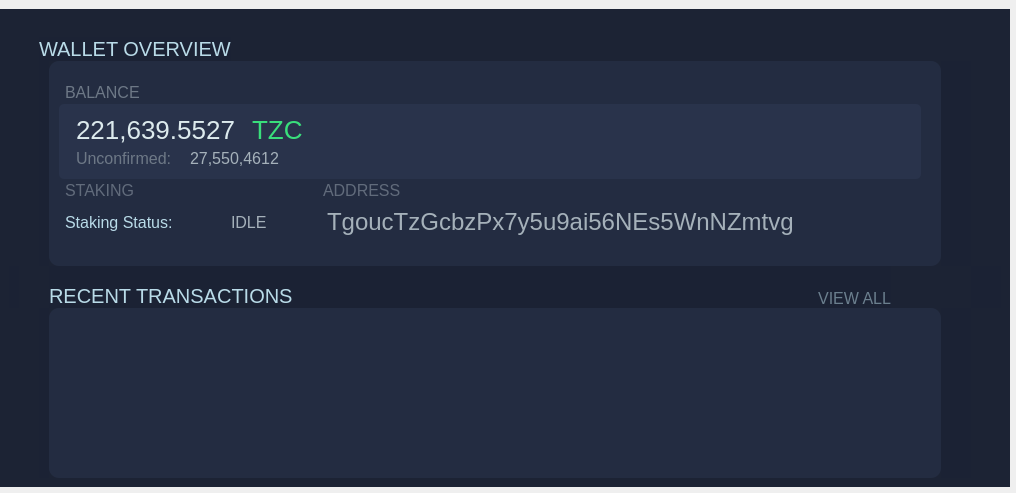
Qt form src/qt/overviewpage.ui (TrezarCoin/TrezarCoin) before a commit.
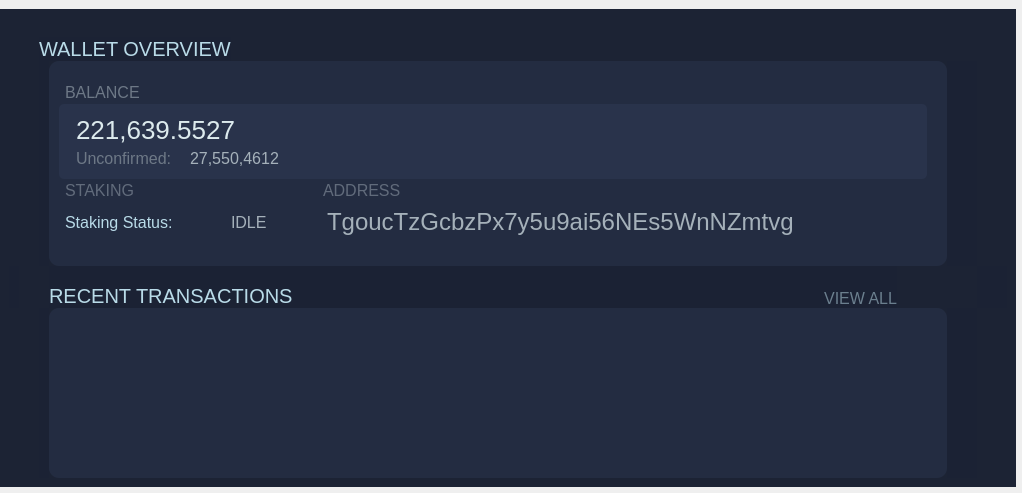
The same form after that commit. Icons and pictures are not drawn.

```diff
--- a/src/qt/overviewpage.ui
+++ b/src/qt/overviewpage.ui
@@ -9,7 +9,7 @@
    <rect>
     <x>0</x>
     <y>0</y>
-    <width>1016</width>
+    <width>1022</width>
     <height>493</height>
    </rect>
   </property>
@@ -338,20 +338,6 @@
                               </property>
                              </widget>
                             </item>
-                            <item>
-                             <widget class="QLabel" name="label_9">
-                              <property name="styleSheet">
-                               <string notr="true">font-size:26px;
-color:#39df7b;</string>
-                              </property>
-                              <property name="text">
-                               <string>TZC</string>
-                              </property>
-                              <property name="alignment">
-                               <set>Qt::AlignLeading|Qt::AlignLeft|Qt::AlignVCenter</set>
-                              </property>
-                             </widget>
-                            </item>
                             <item>
                              <spacer name="horizontalSpacer_6">
                               <property name="orientation">
```
